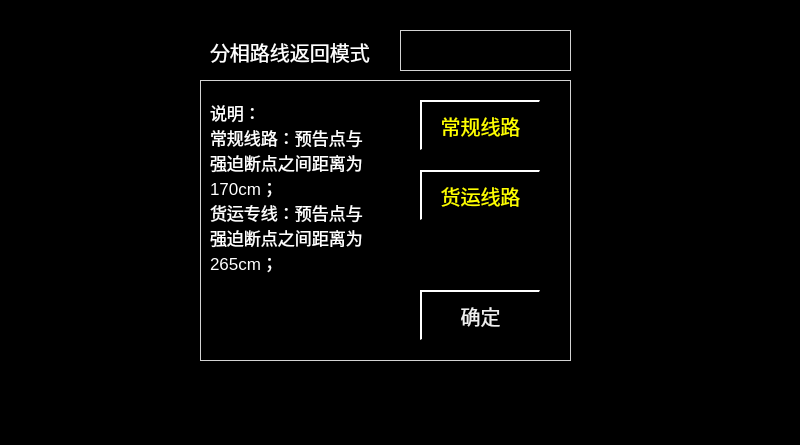
First picture: the form in datainputsplitlinepage.ui, repository mayue-crrc/Loco8, before the edit.
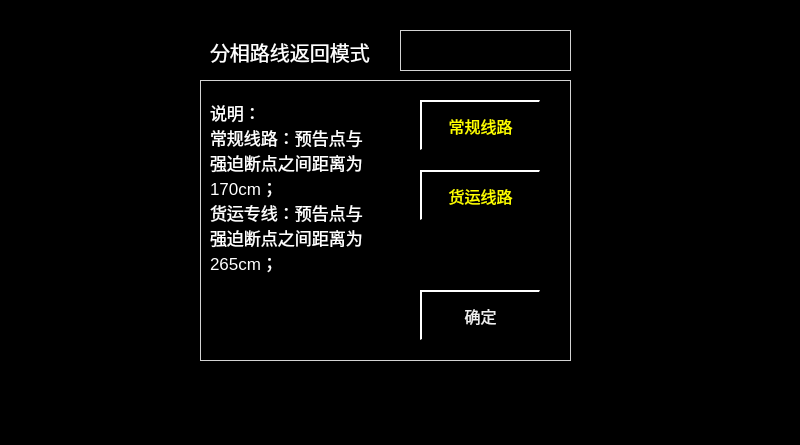
Second picture: the form after the edit.

Patch:
```diff
--- a/datainputsplitlinepage.ui
+++ b/datainputsplitlinepage.ui
@@ -27,11 +27,20 @@
 
 QPushButton
 {
-	font:20px;
+	font:16px;
     color: rgb(240,240,240);
 	background-color: rgb(0, 0, 0);
 	border-top: 2px solid white;	
 	border-left: 2px solid white;
+}
+
+QPushButton::disabled
+{
+	font:16px;
+	color: rgb(147, 148, 148);
+	background-color: black;
+	border-bottom: 2px solid white;	
+	border-right: 2px solid white;
 }</string>
   </property>
   <widget class="QLabel" name="label">
```
Left out of the diff: 9 changed lines with no effect on the pictures.
